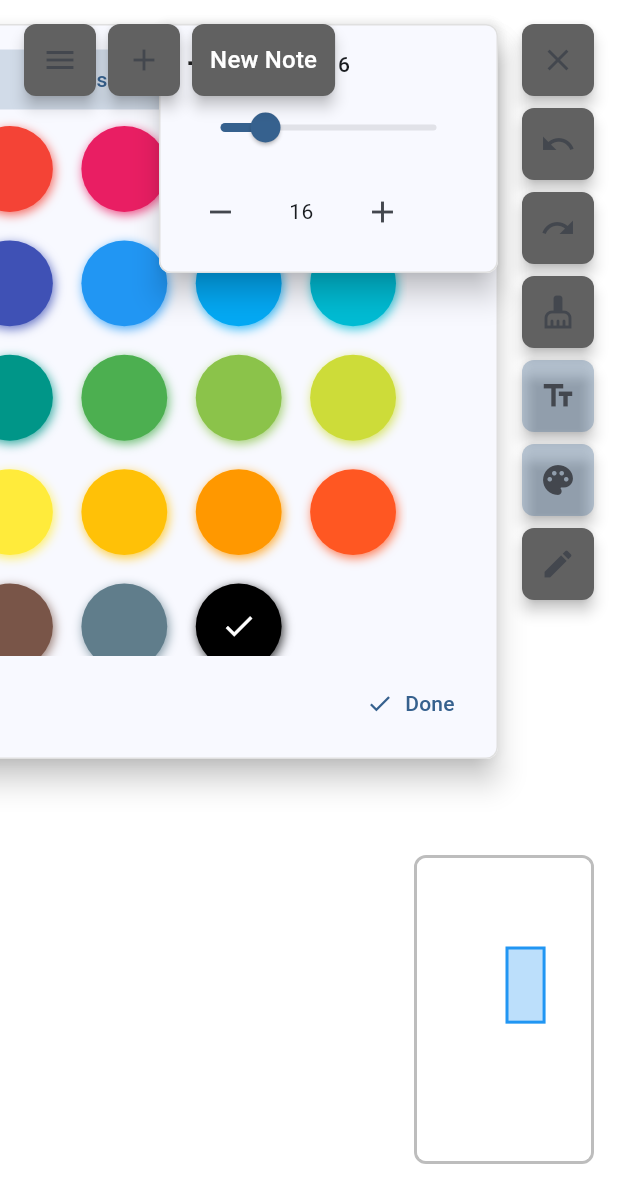
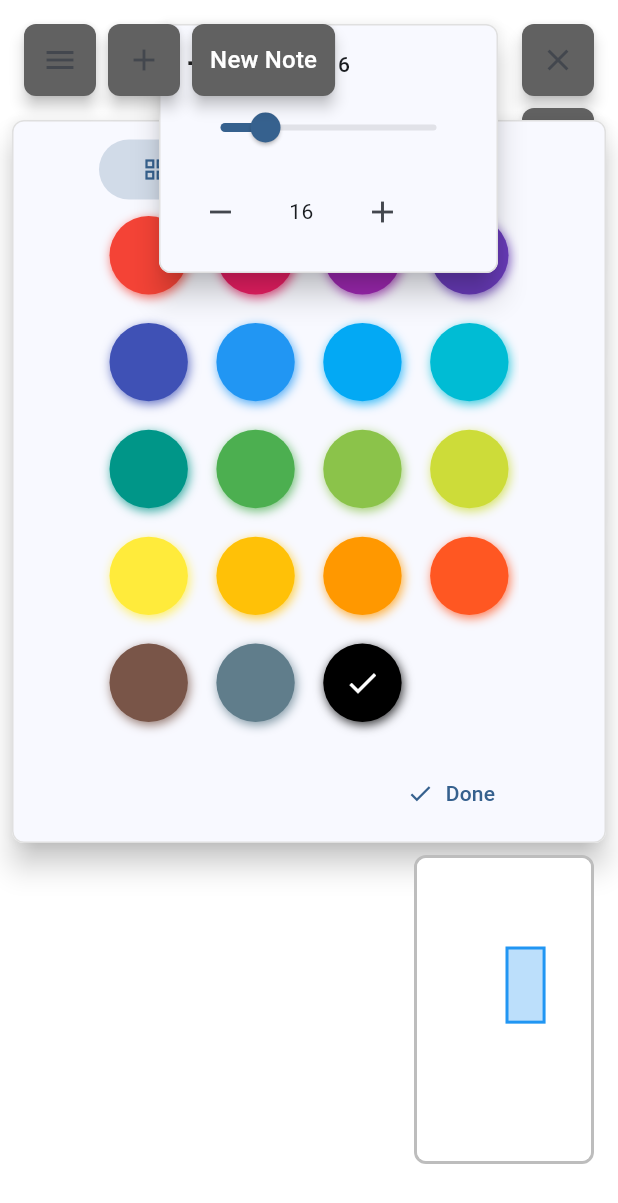
Before and after one commit to easton57/feather_notes, a Flutter app: the screen it shows after launch, after a tap on the "build" icon, after a tap on the "text fields" icon, after a tap on the "palette" icon, on a phone screen of 412 x 824 dp. Shown: the top 1203 px of the screen. Run offline on Flutter 3.47's test engine with Material 3 defaults, Android fonts, the phone set to English and light mode, and no system bars; drawn by our look-alikes of flutter_colorpicker; our stand-ins replace file_picker, google_sign_in, shared_preferences, sqflite, sqflite_common_ffi; missing offline and left inert: googleapis; accounts and stored records are empty.

Commit message:
Android centering.

```diff
--- a/lib/main.dart
+++ b/lib/main.dart
@@ -1911,21 +1911,32 @@ class _InfiniteCanvasState extends State<InfiniteCanvas> {
         ),
         // Color picker overlay
         if (_showColorPicker)
-          Positioned(
-            top: MediaQuery.of(context).padding.top + 16,
-            right: 80,
+          Builder(
+            builder: (context) {
+              final screenSize = MediaQuery.of(context).size;
+              final isMobile = Platform.isAndroid || Platform.isIOS || screenSize.width < 600;
+
+              // Adjust size and position for mobile
+              final pickerWidth = isMobile ? 280.0 : 350.0;
+              final pickerPadding = isMobile ? 8.0 : 12.0;
+              final containerWidth = pickerWidth + (pickerPadding * 2);
+
+              return Positioned(
+                top: MediaQuery.of(context).padding.top + (isMobile ? 80 : 16),
+                right: isMobile ? 8 : 80,
+                left: isMobile ? 8 : null,
                 child: SizedBox(
-              width: 374,
+                  width: containerWidth,
                   child: Material(
                     elevation: 8,
                     borderRadius: BorderRadius.circular(8),
                     child: Container(
-                  width: 350,
-                  constraints: const BoxConstraints(
-                    maxWidth: 350,
-                    minWidth: 350,
-                  ),
-                  padding: const EdgeInsets.all(12),
+                      width: pickerWidth,
+                      constraints: BoxConstraints(
+                        maxWidth: pickerWidth,
+                        minWidth: pickerWidth,
+                      ),
+                      padding: EdgeInsets.all(pickerPadding),
                       decoration: BoxDecoration(
                         color: Theme.of(context).scaffoldBackgroundColor,
                         borderRadius: BorderRadius.circular(8),
@@ -1936,7 +1947,7 @@ class _InfiniteCanvasState extends State<InfiniteCanvas> {
                       children: [
                         // Tab selector for picker type
                         SizedBox(
-                      width: 350,
+                          width: pickerWidth,
                           child: Row(
                         children: [
                           Expanded(
@@ -1973,11 +1984,11 @@ class _InfiniteCanvasState extends State<InfiniteCanvas> {
                                 // Override MediaQuery to give ColorPicker a fixed width context
                                 // This prevents it from reacting to window width changes
                                 data: MediaQuery.of(context).copyWith(
-                              size: const Size(350, 600),
+                                  size: Size(pickerWidth, isMobile ? 400 : 600),
                                 ),
                                 child: ClipRect(
                                   child: SizedBox(
-                                width: 350,
+                                    width: pickerWidth,
                                     child: ColorPicker(
                                       pickerColor: _selectedColor,
                                       onColorChanged: (color) {
@@ -1988,7 +1999,7 @@ class _InfiniteCanvasState extends State<InfiniteCanvas> {
                                       enableAlpha: false,
                                       displayThumbColor: true,
                                       paletteType: PaletteType.hslWithSaturation,
-                                  pickerAreaHeightPercent: 0.6,
+                                      pickerAreaHeightPercent: isMobile ? 0.5 : 0.6,
                                     ),
                                   ),
                                 ),
@@ -1997,11 +2008,11 @@ class _InfiniteCanvasState extends State<InfiniteCanvas> {
                                 // Override MediaQuery to give BlockPicker a fixed width context
                                 // This prevents it from reacting to window width changes
                                 data: MediaQuery.of(context).copyWith(
-                              size: const Size(350, 600),
+                                  size: Size(pickerWidth, isMobile ? 400 : 600),
                                 ),
                                 child: ClipRect(
                                   child: SizedBox(
-                                width: 350,
+                                    width: pickerWidth,
                                     child: Align(
                                       alignment: Alignment.centerLeft,
                                       widthFactor: 1.0,
@@ -2019,7 +2030,7 @@ class _InfiniteCanvasState extends State<InfiniteCanvas> {
                               ),
                         const SizedBox(height: 8),
                         SizedBox(
-                      width: 350,
+                          width: pickerWidth,
                           child: Row(
                         mainAxisAlignment: MainAxisAlignment.end,
                         children: [
@@ -2036,6 +2047,8 @@ class _InfiniteCanvasState extends State<InfiniteCanvas> {
               ),
             ),
             ),
+          );
+            },
           ),
         // Font size adjuster (shown when in text mode and menu is open)
         if (_textMode && _showToolMenu)
```
Lines whose indentation alone changed are shown as unchanged.
